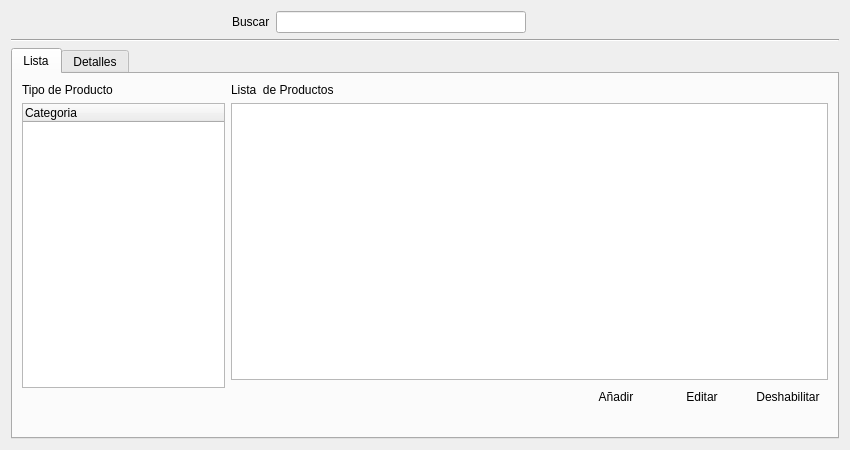
The window that ui_producto.ui (benArambide/ProyFinal-IS2) describes before a commit, drawn with Qt 5.
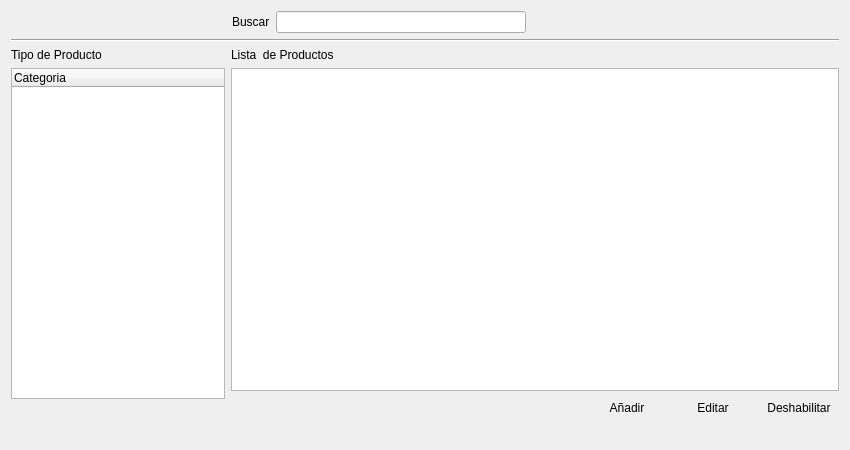
The same window after the commit. The open tabs and pages were chosen to show the change. Icons and pictures are not drawn.

Commit message: productos actualizada

Patch:
```diff
--- a/ui_producto.ui
+++ b/ui_producto.ui
@@ -13,10 +13,10 @@
   <property name="windowTitle">
    <string>Form</string>
   </property>
-  <layout class="QGridLayout" name="gridLayout_14">
-   <item row="0" column="0">
     <layout class="QGridLayout" name="gridLayout_13">
      <item row="0" column="0">
+    <layout class="QGridLayout" name="gridLayout_12">
+     <item row="0" column="0">
       <layout class="QGridLayout" name="gridLayout_11">
        <item row="0" column="0">
         <spacer name="horizontalSpacer_5">
@@ -115,20 +115,26 @@
       </widget>
      </item>
      <item row="2" column="0">
-      <widget class="QTabWidget" name="tabWidget">
-       <property name="currentIndex">
-        <number>1</number>
-       </property>
-       <widget class="QWidget" name="Tab1">
-        <attribute name="title">
-         <string>Lista</string>
-        </attribute>
-        <layout class="QGridLayout" name="gridLayout_12">
-         <item row="0" column="0">
           <layout class="QGridLayout" name="gridLayout_9">
            <item row="0" column="0">
             <layout class="QGridLayout" name="gridLayout_7">
-             <item row="0" column="0">
+         <item row="2" column="0">
+          <spacer name="horizontalSpacer_3">
+           <property name="orientation">
+            <enum>Qt::Horizontal</enum>
+           </property>
+           <property name="sizeType">
+            <enum>QSizePolicy::Fixed</enum>
+           </property>
+           <property name="sizeHint" stdset="0">
+            <size>
+             <width>200</width>
+             <height>20</height>
+            </size>
+           </property>
+          </spacer>
+         </item>
+         <item row="1" column="0">
               <layout class="QGridLayout" name="gridLayout_6">
                <item row="0" column="0">
                 <layout class="QGridLayout" name="gridLayout_3">
@@ -187,22 +193,6 @@
                </item>
               </layout>
              </item>
-             <item row="1" column="0">
-              <spacer name="horizontalSpacer_3">
-               <property name="orientation">
-                <enum>Qt::Horizontal</enum>
-               </property>
-               <property name="sizeType">
-                <enum>QSizePolicy::Fixed</enum>
-               </property>
-               <property name="sizeHint" stdset="0">
-                <size>
-                 <width>200</width>
-                 <height>20</height>
-                </size>
-               </property>
-              </spacer>
-             </item>
             </layout>
            </item>
            <item row="0" column="1">
@@ -324,15 +314,6 @@
             </layout>
            </item>
           </layout>
-         </item>
-        </layout>
-       </widget>
-       <widget class="QWidget" name="tab_2">
-        <attribute name="title">
-         <string>Detalles</string>
-        </attribute>
-       </widget>
-      </widget>
      </item>
     </layout>
    </item>
```
Lines whose indentation alone changed are shown as unchanged. The commit also changes 1 other file.
